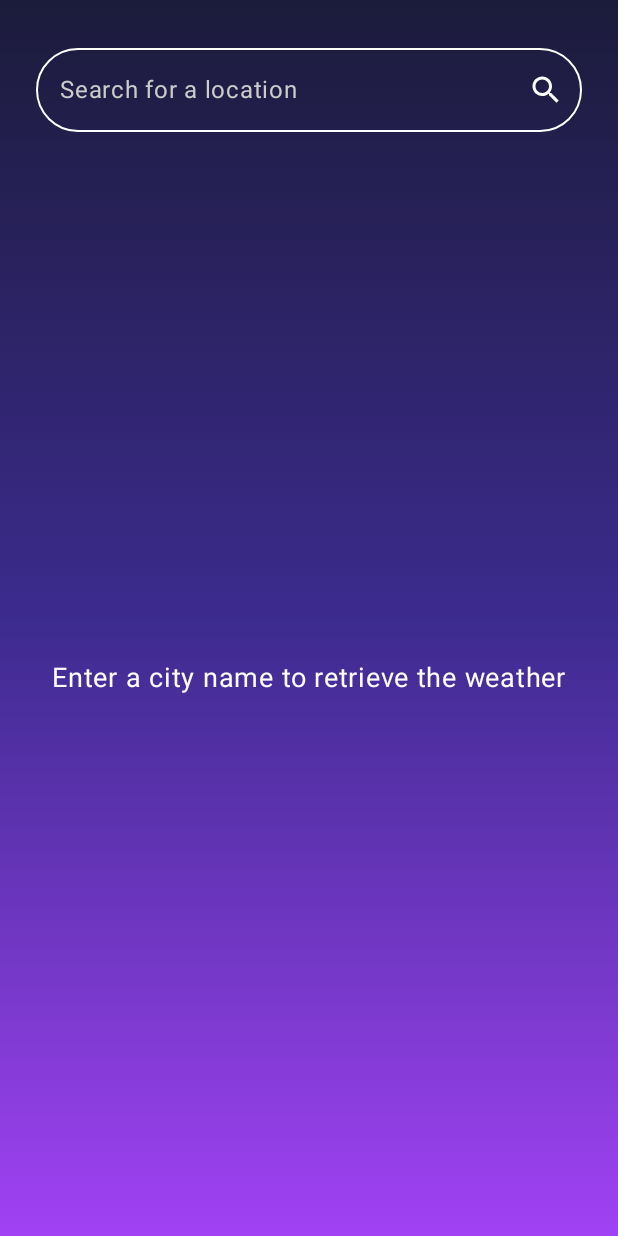
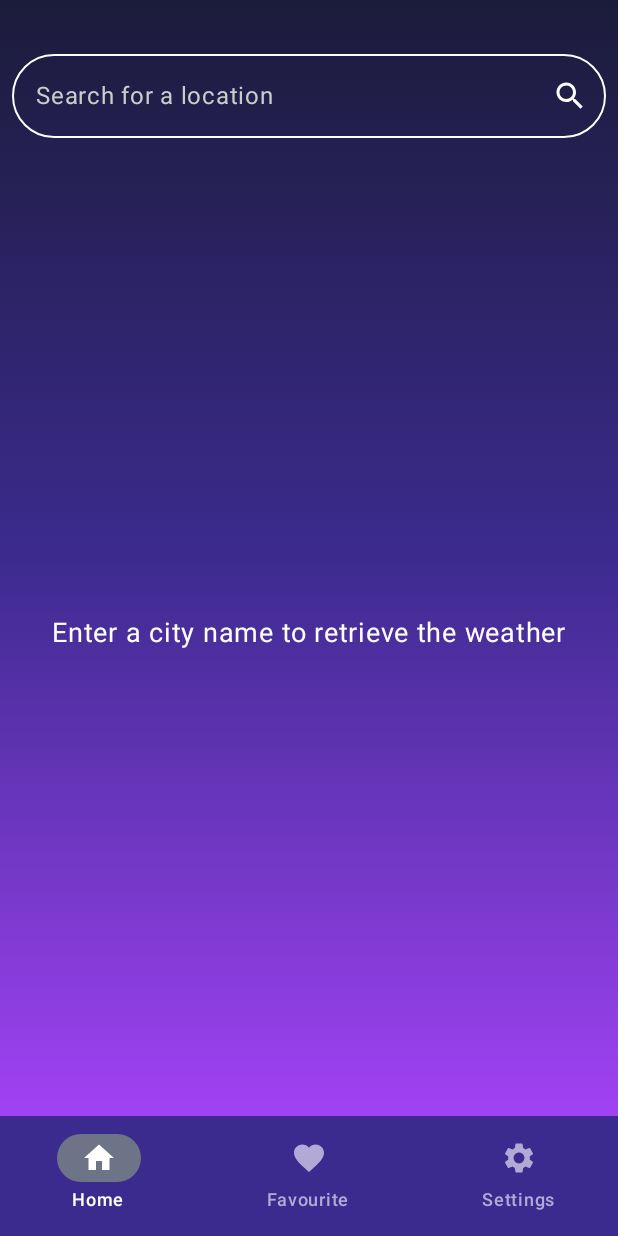
Before and after one commit to Juhasen/WeatherApp, an Android app built with Jetpack Compose: the screen it shows after launch (MainActivity), on a phone screen of 412 x 824 dp. Run offline under Robolectric (Android 15) with nearby library versions, the phone set to English and light mode, and no system bars; our stand-ins replace livedata-compose.

Commit message:
Bottom bar navigation

```diff
--- a/app/src/main/java/pl/juhas/weatherapp/WeatherPage.kt
+++ b/app/src/main/java/pl/juhas/weatherapp/WeatherPage.kt
@@ -3,53 +3,33 @@ package pl.juhas.weatherapp
 import androidx.compose.foundation.background
 import androidx.compose.foundation.layout.Box
 import androidx.compose.foundation.layout.Column
-import androidx.compose.foundation.layout.Row
 import androidx.compose.foundation.layout.fillMaxSize
-import androidx.compose.foundation.layout.fillMaxWidth
-import androidx.compose.foundation.layout.padding
-import androidx.compose.foundation.shape.RoundedCornerShape
 import androidx.compose.material.icons.Icons
-import androidx.compose.material.icons.filled.Search
-import androidx.compose.material3.CircularProgressIndicator
+import androidx.compose.material.icons.filled.Favorite
+import androidx.compose.material.icons.filled.Home
+import androidx.compose.material.icons.filled.Settings
 import androidx.compose.material3.Icon
-import androidx.compose.material3.IconButton
-import androidx.compose.material3.OutlinedTextField
+import androidx.compose.material3.NavigationBar
+import androidx.compose.material3.NavigationBarItem
+import androidx.compose.material3.NavigationBarItemDefaults
 import androidx.compose.material3.Text
-import androidx.compose.material3.TextFieldDefaults
 import androidx.compose.runtime.Composable
 import androidx.compose.runtime.getValue
-import androidx.compose.runtime.livedata.observeAsState
-import androidx.compose.runtime.mutableStateOf
-import androidx.compose.runtime.remember
-import androidx.compose.runtime.setValue
 import androidx.compose.ui.Alignment
 import androidx.compose.ui.Modifier
 import androidx.compose.ui.graphics.Brush
 import androidx.compose.ui.graphics.Color
-import androidx.compose.ui.text.TextStyle
-import androidx.compose.ui.text.font.FontWeight
-import androidx.compose.ui.unit.dp
-import androidx.compose.ui.unit.sp
+import androidx.navigation.compose.NavHost
+import androidx.navigation.compose.composable
+import androidx.navigation.compose.currentBackStackEntryAsState
 import androidx.navigation.compose.rememberNavController
-import pl.juhas.weatherapp.api.NetworkResponse
-import pl.juhas.weatherapp.api.model.ForecastModel
-import pl.juhas.weatherapp.api.model.WeatherModel
-import pl.juhas.weatherapp.composables.ErrorHandler
-import pl.juhas.weatherapp.composables.GeneralCurrentWeatherInfo
-import pl.juhas.weatherapp.composables.WeatherInfoWithToggle
+import pl.juhas.weatherapp.composables.FavouriteScreen
+import pl.juhas.weatherapp.composables.HomeScreen
+import pl.juhas.weatherapp.composables.SettingsScreen
 
 @Composable
 fun WeatherPage(viewModel: WeatherViewModel) {
-    var city by remember { mutableStateOf("") }
     val navController = rememberNavController()
-    val current by viewModel.currentWeatherResult.observeAsState()
-    val forecast by viewModel.forecastResult.observeAsState()
-
-    // Kick off both requests when the user taps search
-    fun load(city: String) {
-        viewModel.getCurrentWeather(city)
-        viewModel.getForecast(city)
-    }
 
     Box(
         modifier = Modifier
@@ -63,88 +43,73 @@ fun WeatherPage(viewModel: WeatherViewModel) {
                     )
                 )
             )
-            .padding(16.dp)
     ) {
         Column(
             modifier = Modifier.fillMaxSize(),
             horizontalAlignment = Alignment.CenterHorizontally
         ) {
-            // Search bar
-            Row(
-                modifier = Modifier
-                    .fillMaxWidth()
-                    .padding(8.dp),
-                verticalAlignment = Alignment.CenterVertically
-            ) {
-                OutlinedTextField(
-                    value = city,
-                    onValueChange = { city = it },
-                    modifier = Modifier.weight(1f),
-                    shape = RoundedCornerShape(30.dp),
-                    textStyle = TextStyle(
-                        color = Color.White,
-                        fontSize = 16.sp,
-                        fontWeight = FontWeight.SemiBold
-                    ),
-                    singleLine = true,
-                    label = { Text("Search for a location", color = Color.LightGray) },
-                    colors = TextFieldDefaults.colors(
-                        focusedIndicatorColor = Color.White,
-                        unfocusedIndicatorColor = Color.White,
-                        focusedContainerColor = Color.Transparent,
-                        unfocusedContainerColor = Color.Transparent,
-                        cursorColor = Color.White
-                    ),
-                    trailingIcon = {
-                        IconButton(onClick = {
-                            val q = city.ifBlank { "Zgierz" }
-                            load(q)
-                        }) {
-                            Icon(Icons.Default.Search, null, tint = Color.White)
-                        }
+            // 1. Main content fills remaining height
+            Box(modifier = Modifier.weight(1f)) {
+                NavHost(
+                    navController = navController,
+                    startDestination = "home"
+                ) {
+                    composable("home") {
+                        HomeScreen(viewModel)
                     }
-                )
+                    composable("favourite") {
+                        FavouriteScreen()
+                    }
+                    composable("settings") {
+                        SettingsScreen()
+                    }
+                }
             }
 
-            // Show loading if either is loading
-            if (current is NetworkResponse.Loading || forecast is NetworkResponse.Loading) {
-                CircularProgressIndicator(color = Color.White)
-                return@Column
-            }
 
-            // Show error if either failed
-            val errorMessage = when {
-                current is NetworkResponse.Error -> (current as NetworkResponse.Error).message
-                forecast is NetworkResponse.Error -> (forecast as NetworkResponse.Error).message
-                else -> null
-            }
-            if (errorMessage != null) {
-                ErrorHandler(errorMessage)
-                return@Column
-            }
+            val navBackStackEntry by navController.currentBackStackEntryAsState()
+            val currentRoute = navBackStackEntry?.destination?.route
 
-            // Only when both are success, render the UI
-            if (current is NetworkResponse.Success<*> && forecast is NetworkResponse.Success<*>) {
-                val currentModel = (current as NetworkResponse.Success<*>).data as WeatherModel
-                val forecastModel = (forecast as NetworkResponse.Success<*>).data as ForecastModel
-
-                // Current weather
-                GeneralCurrentWeatherInfo(currentModel)
-
-                // The toggle that shows either details or forecast
-                WeatherInfoWithToggle(currentModel, forecastModel)
-            } else {
-                // Initial placeholder
-                Box(
-                    Modifier.fillMaxSize(),
-                    contentAlignment = Alignment.Center
-                ) {
-                    Text(
-                        "Enter a city name to retrieve the weather",
-                        color = Color.White,
-                        fontSize = 18.sp
+            NavigationBar(
+                containerColor = Color(0xFF3C2B8E),
+                contentColor = Color.White
+            ) {
+                NavigationBarItem(
+                    selected = currentRoute == "home",
+                    onClick = { navController.navigate("home") },
+                    icon = { Icon(Icons.Default.Home, contentDescription = "Home") },
+                    label = { Text("Home") },
+                    colors = NavigationBarItemDefaults.colors(
+                        selectedIconColor = Color.White,
+                        unselectedIconColor = Color(0xFFB3A9D6),
+                        selectedTextColor = Color.White,
+                        unselectedTextColor = Color(0xFFB3A9D6)
                     )
-                }
+                )
+                NavigationBarItem(
+                    selected = currentRoute == "favourite",
+                    onClick = { navController.navigate("favourite") },
+                    icon = { Icon(Icons.Default.Favorite, contentDescription = "Favourite") },
+                    label = { Text("Favourite") },
+                    colors = NavigationBarItemDefaults.colors(
+                        selectedIconColor = Color.White,
+                        unselectedIconColor = Color(0xFFB3A9D6),
+                        selectedTextColor = Color.White,
+                        unselectedTextColor = Color(0xFFB3A9D6)
+                    )
+                )
+                NavigationBarItem(
+                    selected = currentRoute == "settings",
+                    onClick = { navController.navigate("settings") },
+                    icon = { Icon(Icons.Default.Settings, contentDescription = "Settings") },
+                    label = { Text("Settings") },
+                    colors = NavigationBarItemDefaults.colors(
+                        selectedIconColor = Color.White,
+                        unselectedIconColor = Color(0xFFB3A9D6),
+                        selectedTextColor = Color.White,
+                        unselectedTextColor = Color(0xFFB3A9D6)
+                    )
+                )
             }
         }
     }
--- /dev/null
+++ b/app/src/main/java/pl/juhas/weatherapp/composables/FavouriteScreen.kt
@@ -0,0 +1,20 @@
+package pl.juhas.weatherapp.composables
+
+import androidx.compose.foundation.layout.Box
+import androidx.compose.foundation.layout.fillMaxSize
+import androidx.compose.material3.Text
+import androidx.compose.runtime.Composable
+import androidx.compose.ui.Alignment
+import androidx.compose.ui.Modifier
+import androidx.compose.ui.graphics.Color
+import androidx.compose.ui.unit.sp
+
+@Composable
+fun FavouriteScreen() {
+    Box(
+        modifier = Modifier.fillMaxSize(),
+        contentAlignment = Alignment.Center
+    ) {
+        Text("Favourite Screen", color = Color.White, fontSize = 18.sp)
+    }
+}
--- /dev/null
+++ b/app/src/main/java/pl/juhas/weatherapp/composables/HomeScreen.kt
@@ -0,0 +1,135 @@
+package pl.juhas.weatherapp.composables
+
+import androidx.compose.foundation.background
+import androidx.compose.foundation.layout.Box
+import androidx.compose.foundation.layout.Column
+import androidx.compose.foundation.layout.Row
+import androidx.compose.foundation.layout.fillMaxSize
+import androidx.compose.foundation.layout.fillMaxWidth
+import androidx.compose.foundation.layout.padding
+import androidx.compose.foundation.shape.RoundedCornerShape
+import androidx.compose.material.icons.Icons
+import androidx.compose.material.icons.filled.Search
+import androidx.compose.material3.CircularProgressIndicator
+import androidx.compose.material3.Icon
+import androidx.compose.material3.IconButton
+import androidx.compose.material3.OutlinedTextField
+import androidx.compose.material3.Text
+import androidx.compose.material3.TextFieldDefaults
+import androidx.compose.runtime.Composable
+import androidx.compose.runtime.getValue
+import androidx.compose.runtime.livedata.observeAsState
+import androidx.compose.runtime.mutableStateOf
+import androidx.compose.runtime.remember
+import androidx.compose.runtime.setValue
+import androidx.compose.ui.Alignment
+import androidx.compose.ui.Modifier
+import androidx.compose.ui.graphics.Brush
+import androidx.compose.ui.graphics.Color
+import androidx.compose.ui.text.TextStyle
+import androidx.compose.ui.text.font.FontWeight
+import androidx.compose.ui.unit.dp
+import androidx.compose.ui.unit.sp
+import pl.juhas.weatherapp.WeatherViewModel
+import pl.juhas.weatherapp.api.NetworkResponse
+import pl.juhas.weatherapp.api.model.ForecastModel
+import pl.juhas.weatherapp.api.model.WeatherModel
+
+@Composable
+fun HomeScreen(viewModel: WeatherViewModel) {
+    var localCity by remember { mutableStateOf("") }
+
+    fun load(city: String) {
+        viewModel.getCurrentWeather(city)
+        viewModel.getForecast(city)
+    }
+
+    val current by viewModel.currentWeatherResult.observeAsState()
+    val forecast by viewModel.forecastResult.observeAsState()
+    Column(
+        modifier = Modifier
+            .fillMaxSize()
+            .background(
+                brush = Brush.verticalGradient(
+                    listOf(
+                        Color(0xFF1B1B3A),
+                        Color(0xFF3C2B8E),
+                        Color(0xFFA142F4)
+                    )
+                )
+            ).padding(top = 20.dp)
+    ){
+        Row(
+            modifier = Modifier
+                .fillMaxWidth()
+                .padding(8.dp),
+            verticalAlignment = Alignment.CenterVertically
+        ) {
+            OutlinedTextField(
+                value = localCity,
+                onValueChange = { newCity ->
+                    localCity = newCity
+                },
+                modifier = Modifier.weight(1f),
+                shape = RoundedCornerShape(30.dp),
+                textStyle = TextStyle(
+                    color = Color.White,
+                    fontSize = 16.sp,
+                    fontWeight = FontWeight.SemiBold
+                ),
+                singleLine = true,
+                label = { Text("Search for a location", color = Color.LightGray) },
+                colors = TextFieldDefaults.colors(
+                    focusedIndicatorColor = Color.White,
+                    unfocusedIndicatorColor = Color.White,
+                    focusedContainerColor = Color.Transparent,
+                    unfocusedContainerColor = Color.Transparent,
+                    cursorColor = Color.White
+                ),
+                trailingIcon = {
+                    IconButton(onClick = {
+                        val q = localCity.ifBlank { "Zgierz" }
+                        load(q)
+                    }) {
+                        Icon(Icons.Default.Search, null, tint = Color.White)
+                    }
+                }
+            )
+        }
+
+        if (current is NetworkResponse.Loading || forecast is NetworkResponse.Loading) {
+            CircularProgressIndicator(color = Color.White)
+            return
+        }
+
+        val errorMessage = when {
+            current is NetworkResponse.Error -> (current as NetworkResponse.Error).message
+            forecast is NetworkResponse.Error -> (forecast as NetworkResponse.Error).message
+            else -> null
+        }
+        if (errorMessage != null) {
+            ErrorHandler(errorMessage)
+            return
+        }
+
+        if (current is NetworkResponse.Success<*> && forecast is NetworkResponse.Success<*>) {
+            val currentModel = (current as NetworkResponse.Success<*>).data as WeatherModel
+            val forecastModel = (forecast as NetworkResponse.Success<*>).data as ForecastModel
+
+            GeneralCurrentWeatherInfo(currentModel)
+            WeatherInfoWithToggle(currentModel, forecastModel)
+        } else {
+            Box(
+                Modifier.fillMaxSize(),
+                contentAlignment = Alignment.Center
+            ) {
+                Text(
+                    "Enter a city name to retrieve the weather",
+                    color = Color.White,
+                    fontSize = 18.sp
+                )
+            }
+        }
+    }
+
+}
--- /dev/null
+++ b/app/src/main/java/pl/juhas/weatherapp/composables/SettingsScreen.kt
@@ -0,0 +1,20 @@
+package pl.juhas.weatherapp.composables
+
+import androidx.compose.foundation.layout.Box
+import androidx.compose.foundation.layout.fillMaxSize
+import androidx.compose.material3.Text
+import androidx.compose.runtime.Composable
+import androidx.compose.ui.Alignment
+import androidx.compose.ui.Modifier
+import androidx.compose.ui.graphics.Color
+import androidx.compose.ui.unit.sp
+
+@Composable
+fun SettingsScreen() {
+    Box(
+        modifier = Modifier.fillMaxSize(),
+        contentAlignment = Alignment.Center
+    ) {
+        Text("Settings Screen", color = Color.White, fontSize = 18.sp)
+    }
+}
--- a/app/src/main/java/pl/juhas/weatherapp/composables/WeatherInfoWithToggle.kt
+++ b/app/src/main/java/pl/juhas/weatherapp/composables/WeatherInfoWithToggle.kt
@@ -26,7 +26,8 @@ fun WeatherInfoWithToggle(current: WeatherModel, forecast: ForecastModel) {
 
     // Toggle buttons
     Row(
-        modifier = Modifier.fillMaxWidth(),
+        modifier = Modifier.fillMaxWidth()
+            .padding(20.dp),
         horizontalArrangement = Arrangement.Center
     ) {
         Button(
```
